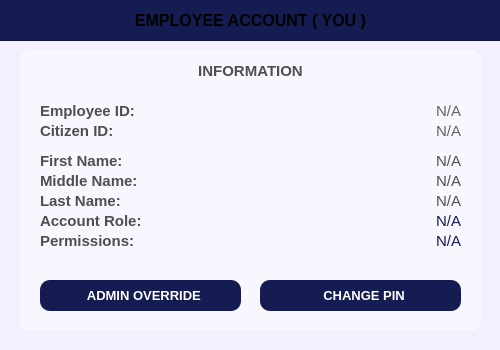
Yohhannn/Barangay-Records-Statistics-System, file Views/PopUp/Screen_Dashboard/youraccount.ui: the form before one commit.
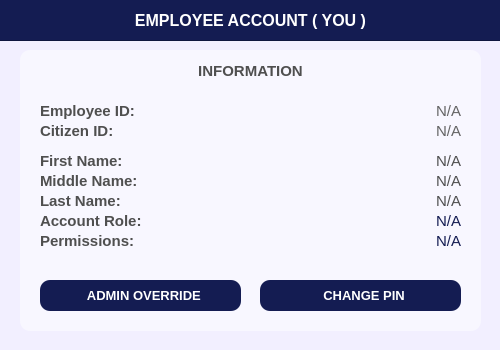
The form after the commit. Icons and pictures are not drawn.

```diff
--- a/Views/PopUp/Screen_Dashboard/youraccount.ui
+++ b/Views/PopUp/Screen_Dashboard/youraccount.ui
@@ -624,7 +624,7 @@
      </font>
     </property>
     <property name="styleSheet">
-     <string notr="true">#label_tableTitleDashboard {
+     <string notr="true">#label_titleEmployeeAccount {
 	background-color: transparent;
 	color: #FFFFFF;
 }
```
